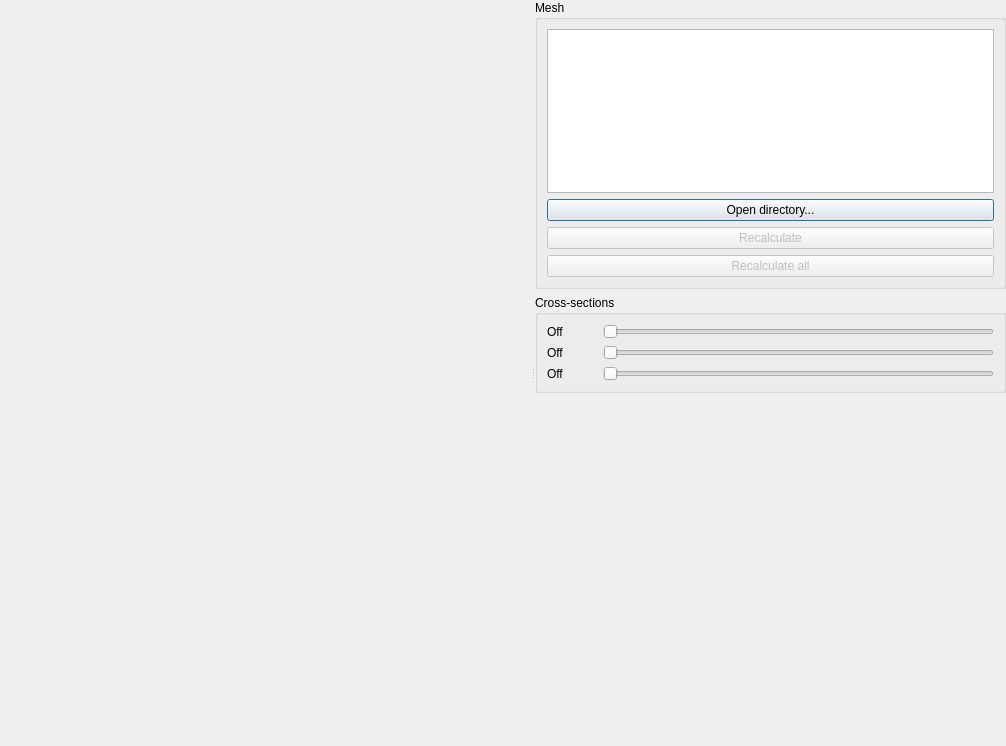
First picture: the form in modelfitting/src/mainwindow.ui, repository davidsansome/gait-modelfitting, before the edit.
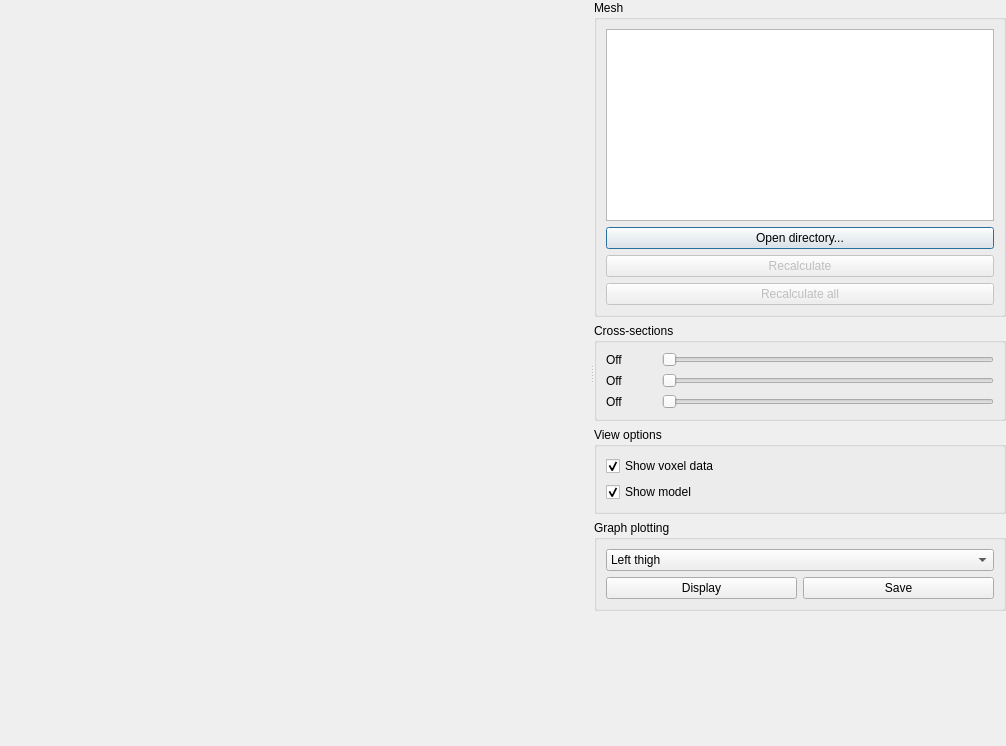
Second picture: the form after the edit. Custom widgets are drawn as their Qt base class.

```diff
--- a/modelfitting/src/mainwindow.ui
+++ b/modelfitting/src/mainwindow.ui
@@ -12,20 +12,11 @@
   <property name="windowTitle" >
    <string>Model Fitter</string>
   </property>
-  <layout class="QVBoxLayout" >
+  <layout class="QVBoxLayout" name="verticalLayout_3" >
    <property name="spacing" >
-    <number>4</number>
-   </property>
-   <property name="leftMargin" >
     <number>0</number>
    </property>
-   <property name="topMargin" >
-    <number>0</number>
-   </property>
-   <property name="rightMargin" >
-    <number>0</number>
-   </property>
-   <property name="bottomMargin" >
+   <property name="margin" >
     <number>0</number>
    </property>
    <item>
@@ -35,10 +26,7 @@
      </property>
      <widget class="QWidget" name="layoutWidget" >
       <layout class="QGridLayout" >
-       <property name="horizontalSpacing" >
-        <number>1</number>
-       </property>
-       <property name="verticalSpacing" >
+       <property name="spacing" >
         <number>1</number>
        </property>
        <item row="0" column="0" >
@@ -131,8 +119,8 @@
        </item>
       </layout>
      </widget>
-     <widget class="QWidget" name="layoutWidget" >
-      <layout class="QVBoxLayout" >
+     <widget class="QWidget" name="" >
+      <layout class="QVBoxLayout" name="verticalLayout_2" >
        <item>
         <widget class="QGroupBox" name="meshGroup" >
          <property name="title" >
@@ -247,15 +235,91 @@
          </layout>
         </widget>
        </item>
+       <item>
+        <widget class="QGroupBox" name="groupBox_2" >
+         <property name="title" >
+          <string>View options</string>
+         </property>
+         <layout class="QVBoxLayout" name="verticalLayout" >
+          <item>
+           <widget class="QCheckBox" name="showVoxelData" >
+            <property name="text" >
+             <string>Show voxel data</string>
+            </property>
+            <property name="checked" >
+             <bool>true</bool>
+            </property>
+           </widget>
+          </item>
+          <item>
+           <widget class="QCheckBox" name="showModel" >
+            <property name="text" >
+             <string>Show model</string>
+            </property>
+            <property name="checked" >
+             <bool>true</bool>
+            </property>
+           </widget>
+          </item>
+         </layout>
+        </widget>
+       </item>
+       <item>
+        <widget class="QGroupBox" name="groupBox_3" >
+         <property name="title" >
+          <string>Graph plotting</string>
+         </property>
+         <layout class="QGridLayout" name="gridLayout" >
+          <item row="0" column="0" colspan="2" >
+           <widget class="QComboBox" name="graphLimb" >
+            <item>
+             <property name="text" >
+              <string>Left thigh</string>
+             </property>
+            </item>
+            <item>
+             <property name="text" >
+              <string>Right thigh</string>
+             </property>
+            </item>
+            <item>
+             <property name="text" >
+              <string>Left lower leg</string>
+             </property>
+            </item>
+            <item>
+             <property name="text" >
+              <string>Right lower leg</string>
+             </property>
+            </item>
+           </widget>
+          </item>
+          <item row="1" column="0" >
+           <widget class="QPushButton" name="graphDisplay" >
+            <property name="text" >
+             <string>Display</string>
+            </property>
+           </widget>
+          </item>
+          <item row="1" column="1" >
+           <widget class="QPushButton" name="graphSave" >
+            <property name="text" >
+             <string>Save</string>
+            </property>
+           </widget>
+          </item>
+         </layout>
+        </widget>
+       </item>
        <item>
         <spacer>
          <property name="orientation" >
           <enum>Qt::Vertical</enum>
          </property>
-         <property name="sizeHint" >
+         <property name="sizeHint" stdset="0" >
           <size>
-           <width>355</width>
-           <height>381</height>
+           <width>238</width>
+           <height>17</height>
           </size>
          </property>
         </spacer>
```
Left out of the diff: 12 changed lines with no effect on the pictures.
